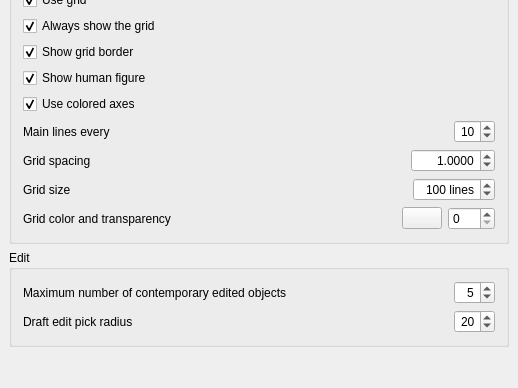
Qt form src/Mod/Draft/Resources/ui/preferences-draftsnap.ui (southseact-3d/fcd) before a commit; both pictures show x 0 to 518 and y 257 to 645 of the 518 by 645 pixel window.
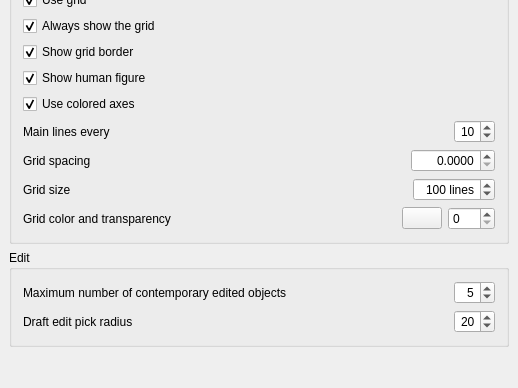
The same form after that commit. Custom widgets are drawn as their Qt base class.

Commit message: Draft: fix grid spacing default initialization

The edit to the form file:
```diff
--- a/src/Mod/Draft/Resources/ui/preferences-draftsnap.ui
+++ b/src/Mod/Draft/Resources/ui/preferences-draftsnap.ui
@@ -461,7 +461,7 @@
           <property name="maximum">
            <double>9999.989999999999782</double>
           </property>
-          <property name="value">
+          <property name="rawValue">
            <double>1.000000000000000</double>
           </property>
           <property name="unit">
```
